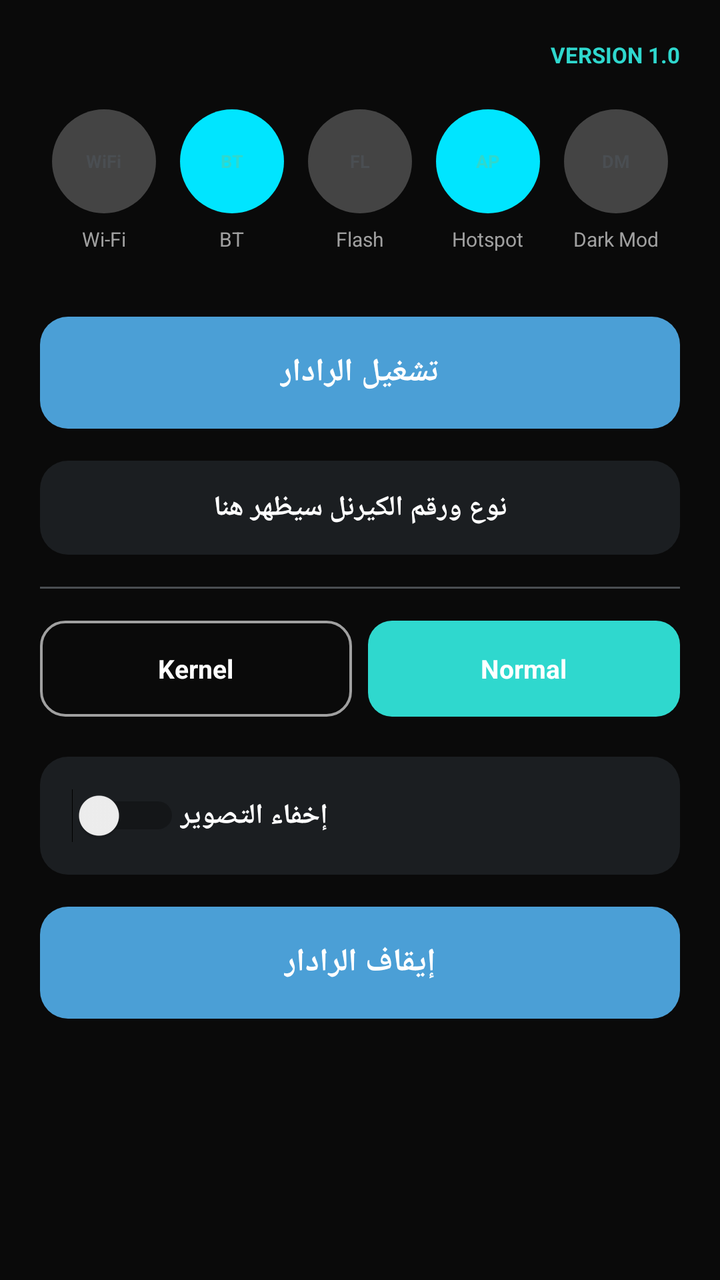
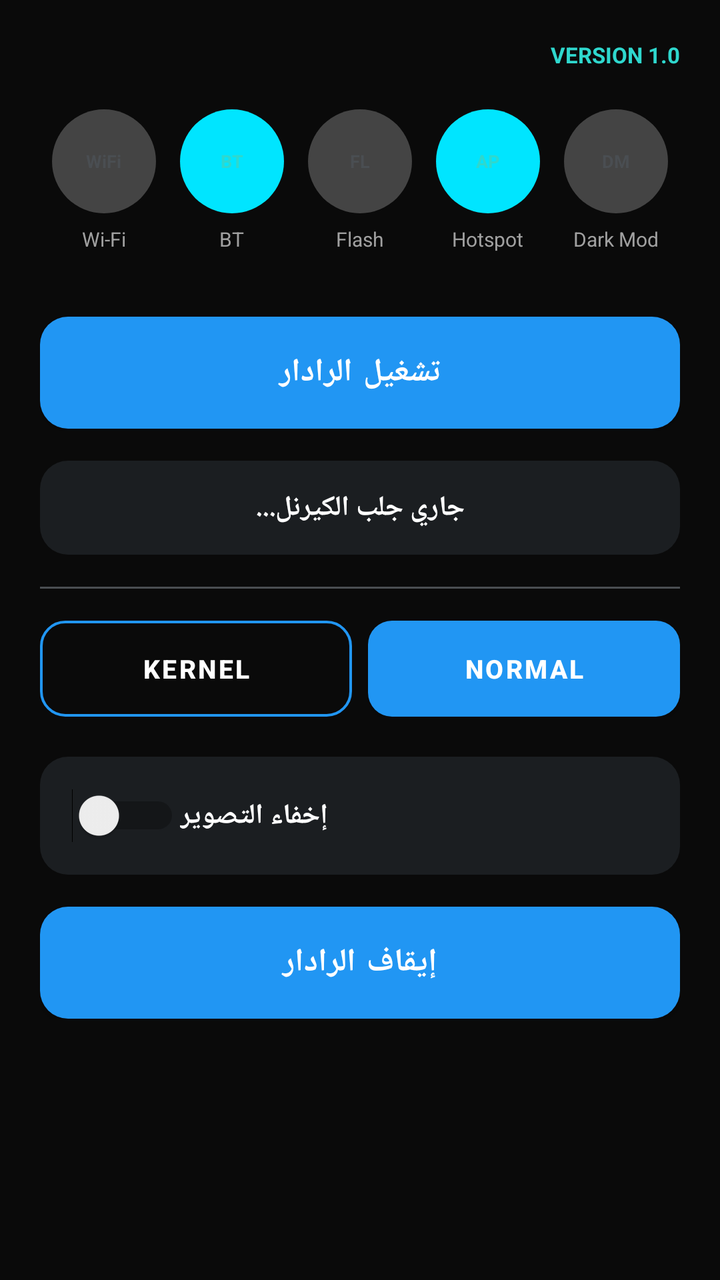

An Android layout rendered at two revisions. The XML below is the earlier revision; the diff shows what the commit changed to produce the second picture.
<!-- AndroidManifest.xml: application theme Theme.MuhgoubHUD -->
<!-- res/layout/activity_main.xml -->
<?xml version="1.0" encoding="utf-8"?>
<ScrollView xmlns:android="http://schemas.android.com/apk/res/android"
    android:layout_width="match_parent"
    android:layout_height="match_parent"
    android:background="@color/bg_dark">

    <LinearLayout
        android:layout_width="match_parent"
        android:layout_height="wrap_content"
        android:orientation="vertical"
        android:padding="20dp">

        <TextView
            android:layout_width="match_parent"
            android:layout_height="wrap_content"
            android:gravity="end"
            android:text="VERSION 1.0"
            android:textColor="@color/cyan_accent"
            android:textSize="11sp"
            android:textStyle="bold" />

        <LinearLayout
            android:layout_width="match_parent"
            android:layout_height="wrap_content"
            android:layout_marginTop="20dp"
            android:orientation="horizontal"
            android:weightSum="5">

            <LinearLayout
                android:layout_width="0dp"
                android:layout_height="wrap_content"
                android:layout_weight="1"
                android:gravity="center"
                android:orientation="vertical">
                <FrameLayout
                    android:layout_width="52dp"
                    android:layout_height="52dp"
                    android:background="@drawable/bg_icon_circle_gray">
                    <TextView
                        android:layout_width="wrap_content"
                        android:layout_height="wrap_content"
                        android:layout_gravity="center"
                        android:text="WiFi"
                        android:textColor="@color/icon_circle_gray"
                        android:textSize="9sp"
                        android:textStyle="bold" />
                </FrameLayout>
                <TextView
                    android:layout_width="wrap_content"
                    android:layout_height="wrap_content"
                    android:layout_marginTop="6dp"
                    android:text="Wi-Fi"
                    android:textColor="@color/text_secondary"
                    android:textSize="10sp" />
            </LinearLayout>

            <LinearLayout
                android:layout_width="0dp"
                android:layout_height="wrap_content"
                android:layout_weight="1"
                android:gravity="center"
                android:orientation="vertical">
                <FrameLayout
                    android:layout_width="52dp"
                    android:layout_height="52dp"
                    android:background="@drawable/bg_icon_circle_accent">
                    <TextView
                        android:layout_width="wrap_content"
                        android:layout_height="wrap_content"
                        android:layout_gravity="center"
                        android:text="BT"
                        android:textColor="@color/cyan_accent"
                        android:textSize="9sp"
                        android:textStyle="bold" />
                </FrameLayout>
                <TextView
                    android:layout_width="wrap_content"
                    android:layout_height="wrap_content"
                    android:layout_marginTop="6dp"
                    android:text="BT"
                    android:textColor="@color/text_secondary"
                    android:textSize="10sp" />
            </LinearLayout>

            <LinearLayout
                android:layout_width="0dp"
                android:layout_height="wrap_content"
                android:layout_weight="1"
                android:gravity="center"
                android:orientation="vertical">
                <FrameLayout
                    android:layout_width="52dp"
                    android:layout_height="52dp"
                    android:background="@drawable/bg_icon_circle_gray">
                    <TextView
                        android:layout_width="wrap_content"
                        android:layout_height="wrap_content"
                        android:layout_gravity="center"
                        android:text="FL"
                        android:textColor="@color/icon_circle_gray"
                        android:textSize="9sp"
                        android:textStyle="bold" />
                </FrameLayout>
                <TextView
                    android:layout_width="wrap_content"
                    android:layout_height="wrap_content"
                    android:layout_marginTop="6dp"
                    android:text="Flash"
                    android:textColor="@color/text_secondary"
                    android:textSize="10sp" />
            </LinearLayout>

            <LinearLayout
                android:layout_width="0dp"
                android:layout_height="wrap_content"
                android:layout_weight="1"
                android:gravity="center"
                android:orientation="vertical">
                <FrameLayout
                    android:layout_width="52dp"
                    android:layout_height="52dp"
                    android:background="@drawable/bg_icon_circle_accent">
                    <TextView
                        android:layout_width="wrap_content"
                        android:layout_height="wrap_content"
                        android:layout_gravity="center"
                        android:text="AP"
                        android:textColor="@color/cyan_accent"
                        android:textSize="9sp"
                        android:textStyle="bold" />
                </FrameLayout>
                <TextView
                    android:layout_width="wrap_content"
                    android:layout_height="wrap_content"
                    android:layout_marginTop="6dp"
                    android:text="Hotspot"
                    android:textColor="@color/text_secondary"
                    android:textSize="10sp" />
            </LinearLayout>

            <LinearLayout
                android:layout_width="0dp"
                android:layout_height="wrap_content"
                android:layout_weight="1"
                android:gravity="center"
                android:orientation="vertical">
                <FrameLayout
                    android:layout_width="52dp"
                    android:layout_height="52dp"
                    android:background="@drawable/bg_icon_circle_gray">
                    <TextView
                        android:layout_width="wrap_content"
                        android:layout_height="wrap_content"
                        android:layout_gravity="center"
                        android:text="DM"
                        android:textColor="@color/icon_circle_gray"
                        android:textSize="9sp"
                        android:textStyle="bold" />
                </FrameLayout>
                <TextView
                    android:layout_width="wrap_content"
                    android:layout_height="wrap_content"
                    android:layout_marginTop="6dp"
                    android:text="Dark Mod"
                    android:textColor="@color/text_secondary"
                    android:textSize="10sp" />
            </LinearLayout>

        </LinearLayout>

        
        <LinearLayout
            android:id="@+id/btnLaunchPanel"
            android:layout_width="match_parent"
            android:layout_height="56dp"
            android:layout_marginTop="32dp"
            android:background="@drawable/bg_main_button"
            android:clickable="true"
            android:focusable="true"
            android:gravity="center"
            android:orientation="horizontal">

            <TextView
                android:layout_width="wrap_content"
                android:layout_height="wrap_content"
                android:text="تشغيل الرادار"
                android:textColor="@color/white"
                android:textSize="16sp"
                android:textStyle="bold" />
        </LinearLayout>

        
        <TextView
            android:id="@+id/tvKernelVersion"
            android:layout_width="match_parent"
            android:layout_height="wrap_content"
            android:layout_marginTop="16dp"
            android:background="@drawable/bg_overlay_card"
            android:gravity="center"
            android:padding="14dp"
            android:text="نوع ورقم الكيرنل سيظهر هنا"
            android:textColor="@color/white"
            android:textSize="14sp"
            android:textStyle="bold" />

        <View
            android:layout_width="match_parent"
            android:layout_height="1dp"
            android:layout_marginTop="16dp"
            android:layout_marginBottom="16dp"
            android:background="@color/icon_circle_gray" />

        
        <LinearLayout
            android:layout_width="match_parent"
            android:layout_height="wrap_content"
            android:orientation="horizontal"
            android:weightSum="2">

            <LinearLayout
                android:id="@+id/btnModeTurbo"
                android:layout_width="0dp"
                android:layout_height="48dp"
                android:layout_weight="1"
                android:layout_marginEnd="8dp"
                android:background="@drawable/bg_segment_outline"
                android:clickable="true"
                android:focusable="true"
                android:gravity="center"
                android:orientation="horizontal">

                <TextView
                    android:layout_width="wrap_content"
                    android:layout_height="wrap_content"
                    android:text="Kernel"
                    android:textColor="@color/white"
                    android:textSize="13sp"
                    android:textStyle="bold" />
            </LinearLayout>

            <LinearLayout
                android:id="@+id/btnModeNormal"
                android:layout_width="0dp"
                android:layout_height="48dp"
                android:layout_weight="1"
                android:background="@drawable/bg_segment_filled"
                android:clickable="true"
                android:focusable="true"
                android:gravity="center"
                android:orientation="horizontal">

                <TextView
                    android:layout_width="wrap_content"
                    android:layout_height="wrap_content"
                    android:text="Normal"
                    android:textColor="@color/white"
                    android:textSize="13sp"
                    android:textStyle="bold" />
            </LinearLayout>

        </LinearLayout>

        
        <LinearLayout
            android:layout_width="match_parent"
            android:layout_height="wrap_content"
            android:layout_marginTop="20dp"
            android:background="@drawable/bg_overlay_card"
            android:gravity="center_vertical"
            android:orientation="horizontal"
            android:padding="16dp"
            android:clickable="true"
            android:focusable="true">

            <Switch
                android:id="@+id/switchPermission"
                android:layout_width="wrap_content"
                android:layout_height="wrap_content" />

            <TextView
                android:layout_width="0dp"
                android:layout_height="wrap_content"
                android:layout_weight="1"
                android:gravity="end"
                android:text="إخفاء التصوير"
                android:textColor="@color/text_primary"
                android:textSize="14sp"
                android:textStyle="bold" />

        </LinearLayout>

        
        <LinearLayout
            android:id="@+id/btnStopPanel"
            android:layout_width="match_parent"
            android:layout_height="56dp"
            android:layout_marginTop="16dp"
            android:background="@drawable/bg_main_button"
            android:clickable="true"
            android:focusable="true"
            android:gravity="center"
            android:orientation="horizontal">

            <TextView
                android:layout_width="wrap_content"
                android:layout_height="wrap_content"
                android:text="إيقاف الرادار"
                android:textColor="@color/white"
                android:textSize="16sp"
                android:textStyle="bold" />
        </LinearLayout>

    </LinearLayout>

</ScrollView>
<!-- resources referenced by this layout -->
<resources>
  <color name="bg_dark">#FF0A0A0A</color>
  <color name="cyan_accent">#FF2FD8CE</color>
  <color name="icon_circle_gray">#FF4A4E52</color>
  <color name="text_primary">#FFFFFFFF</color>
  <color name="text_secondary">#FFA0A0A0</color>
  <color name="white">#FFFFFFFF</color>
  <!-- drawable bg_icon_circle_accent (drawable) -->
  <?xml version="1.0" encoding="utf-8"?>
  <shape xmlns:android="http://schemas.android.com/apk/res/android"
      android:shape="oval">
      <solid android:color="#00E5FF" />
  </shape>
  <!-- drawable bg_icon_circle_gray (drawable) -->
  <?xml version="1.0" encoding="utf-8"?>
  <shape xmlns:android="http://schemas.android.com/apk/res/android"
      android:shape="oval">
      <solid android:color="#444444" />
  </shape>
  <!-- drawable bg_main_button (drawable) -->
  <?xml version="1.0" encoding="utf-8"?>
  <shape xmlns:android="http://schemas.android.com/apk/res/android"
      android:shape="rectangle">
      <solid android:color="@color/start_blue" />
      <corners android:radius="14dp" />
  </shape>
  <!-- drawable bg_overlay_card (drawable) -->
  <?xml version="1.0" encoding="utf-8"?>
  <shape xmlns:android="http://schemas.android.com/apk/res/android"
      android:shape="rectangle">
      <solid android:color="@color/card_bg" />
      <corners android:radius="14dp" />
  </shape>
  <!-- drawable bg_segment_filled (drawable) -->
  <?xml version="1.0" encoding="utf-8"?>
  <shape xmlns:android="http://schemas.android.com/apk/res/android"
      android:shape="rectangle">
      <solid android:color="@color/teal_accent" />
      <corners android:radius="12dp" />
  </shape>
  <!-- drawable bg_segment_outline (drawable) -->
  <?xml version="1.0" encoding="utf-8"?>
  <shape xmlns:android="http://schemas.android.com/apk/res/android"
      android:shape="rectangle">
      <solid android:color="@android:color/transparent" />
      <stroke android:width="1.2dp" android:color="@color/text_secondary" />
      <corners android:radius="12dp" />
  </shape>
  <style name="Theme.MuhgoubHUD" parent="Theme.MaterialComponents.DayNight.NoActionBar">
          <item name="colorPrimary">@color/accent</item>
          <item name="colorPrimaryDark">@color/pure_black</item>
          <item name="colorAccent">@color/cyan_accent</item>
          <item name="android:windowBackground">@color/bg_dark</item>
          <item name="android:statusBarColor">@color/pure_black</item>
          <item name="android:navigationBarColor">@color/pure_black</item>
          <item name="android:windowLightStatusBar" tools:targetApi="m">false</item>
      </style>
  <color name="start_blue">#FF4B9FD6</color>
  <color name="card_bg">#FF1B1E21</color>
  <color name="teal_accent">#FF2FD8CE</color>
  <color name="accent">#FF2196F3</color>
  <color name="pure_black">#FF000000</color>
</resources>

<!-- the commit's change to res/layout/activity_main.xml (unified diff, before → after) -->
@@ -19,6 +19,7 @@
             android:textSize="11sp"
             android:textStyle="bold" />
 
+        
         <LinearLayout
             android:layout_width="match_parent"
             android:layout_height="wrap_content"
@@ -169,7 +170,7 @@
         </LinearLayout>
 
         
-        <LinearLayout
+        <Button
             android:id="@+id/btnLaunchPanel"
             android:layout_width="match_parent"
             android:layout_height="56dp"
@@ -177,17 +178,10 @@
             android:background="@drawable/bg_main_button"
             android:clickable="true"
             android:focusable="true"
-            android:gravity="center"
-            android:orientation="horizontal">
-
-            <TextView
-                android:layout_width="wrap_content"
-                android:layout_height="wrap_content"
-                android:text="تشغيل الرادار"
-                android:textColor="@color/white"
-                android:textSize="16sp"
-                android:textStyle="bold" />
-        </LinearLayout>
+            android:text="تشغيل الرادار"
+            android:textColor="@color/white"
+            android:textSize="16sp"
+            android:textStyle="bold" />
 
         
         <TextView
@@ -198,7 +192,7 @@
             android:background="@drawable/bg_overlay_card"
             android:gravity="center"
             android:padding="14dp"
-            android:text="نوع ورقم الكيرنل سيظهر هنا"
+            android:text="جاري جلب الكيرنل..."
             android:textColor="@color/white"
             android:textSize="14sp"
             android:textStyle="bold" />
@@ -217,7 +211,7 @@
             android:orientation="horizontal"
             android:weightSum="2">
 
-            <LinearLayout
+            <Button
                 android:id="@+id/btnModeTurbo"
                 android:layout_width="0dp"
                 android:layout_height="48dp"
@@ -226,19 +220,12 @@
                 android:background="@drawable/bg_segment_outline"
                 android:clickable="true"
                 android:focusable="true"
-                android:gravity="center"
-                android:orientation="horizontal">
-
-                <TextView
-                    android:layout_width="wrap_content"
-                    android:layout_height="wrap_content"
-                    android:text="Kernel"
-                    android:textColor="@color/white"
-                    android:textSize="13sp"
-                    android:textStyle="bold" />
-            </LinearLayout>
-
-            <LinearLayout
+                android:text="Kernel"
+                android:textColor="@color/white"
+                android:textSize="13sp"
+                android:textStyle="bold" />
+
+            <Button
                 android:id="@+id/btnModeNormal"
                 android:layout_width="0dp"
                 android:layout_height="48dp"
@@ -246,17 +233,10 @@
                 android:background="@drawable/bg_segment_filled"
                 android:clickable="true"
                 android:focusable="true"
-                android:gravity="center"
-                android:orientation="horizontal">
-
-                <TextView
-                    android:layout_width="wrap_content"
-                    android:layout_height="wrap_content"
-                    android:text="Normal"
-                    android:textColor="@color/white"
-                    android:textSize="13sp"
-                    android:textStyle="bold" />
-            </LinearLayout>
+                android:text="Normal"
+                android:textColor="@color/white"
+                android:textSize="13sp"
+                android:textStyle="bold" />
 
         </LinearLayout>
 
@@ -266,11 +246,11 @@
             android:layout_height="wrap_content"
             android:layout_marginTop="20dp"
             android:background="@drawable/bg_overlay_card"
+            android:clickable="true"
+            android:focusable="true"
             android:gravity="center_vertical"
             android:orientation="horizontal"
-            android:padding="16dp"
-            android:clickable="true"
-            android:focusable="true">
+            android:padding="16dp">
 
             <Switch
                 android:id="@+id/switchPermission"
@@ -290,7 +270,7 @@
         </LinearLayout>
 
         
-        <LinearLayout
+        <Button
             android:id="@+id/btnStopPanel"
             android:layout_width="match_parent"
             android:layout_height="56dp"
@@ -298,17 +278,10 @@
             android:background="@drawable/bg_main_button"
             android:clickable="true"
             android:focusable="true"
-            android:gravity="center"
-            android:orientation="horizontal">
-
-            <TextView
-                android:layout_width="wrap_content"
-                android:layout_height="wrap_content"
-                android:text="إيقاف الرادار"
-                android:textColor="@color/white"
-                android:textSize="16sp"
-                android:textStyle="bold" />
-        </LinearLayout>
+            android:text="إيقاف الرادار"
+            android:textColor="@color/white"
+            android:textSize="16sp"
+            android:textStyle="bold" />
 
     </LinearLayout>
 
